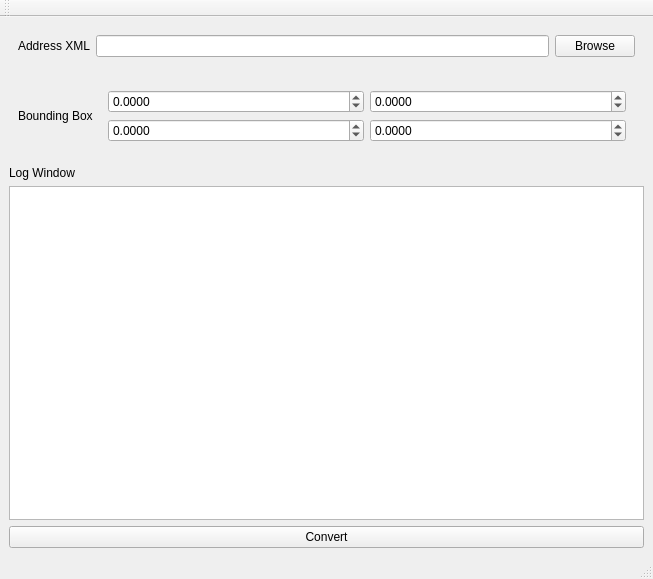
Qt form MainForm.ui (saiarcot895/osm-fulton-address) before a commit.
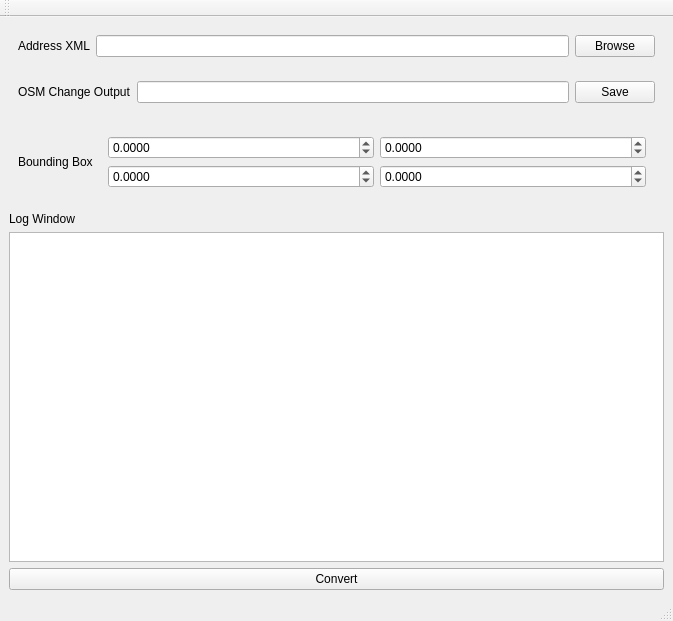
The same form after that commit.

Commit message: Implement the change file output.

The edit to the form file:
```diff
--- a/MainForm.ui
+++ b/MainForm.ui
@@ -6,8 +6,8 @@
    <rect>
     <x>0</x>
     <y>0</y>
-    <width>653</width>
-    <height>579</height>
+    <width>673</width>
+    <height>621</height>
    </rect>
   </property>
   <property name="windowTitle">
@@ -15,17 +15,17 @@
   </property>
   <widget class="QWidget" name="centralwidget">
    <layout class="QGridLayout" name="gridLayout">
-    <item row="3" column="0">
+    <item row="4" column="0">
      <widget class="QTextBrowser" name="textBrowser"/>
     </item>
-    <item row="2" column="0">
+    <item row="3" column="0">
      <widget class="QLabel" name="label_3">
       <property name="text">
        <string>Log Window</string>
       </property>
      </widget>
     </item>
-    <item row="4" column="0">
+    <item row="5" column="0">
      <widget class="QPushButton" name="pushButton_2">
       <property name="text">
        <string>Convert</string>
@@ -55,7 +55,7 @@
       </layout>
      </widget>
     </item>
-    <item row="1" column="0">
+    <item row="2" column="0">
      <widget class="QWidget" name="widget_2" native="true">
       <layout class="QHBoxLayout" name="horizontalLayout_2">
        <item>
@@ -144,6 +144,29 @@
       </layout>
      </widget>
     </item>
+    <item row="1" column="0">
+     <widget class="QWidget" name="widget_4" native="true">
+      <layout class="QHBoxLayout" name="horizontalLayout_3">
+       <item>
+        <widget class="QLabel" name="label_4">
+         <property name="text">
+          <string>OSM Change Output</string>
+         </property>
+        </widget>
+       </item>
+       <item>
+        <widget class="QLineEdit" name="lineEdit_2"/>
+       </item>
+       <item>
+        <widget class="QPushButton" name="pushButton_3">
+         <property name="text">
+          <string>Save</string>
+         </property>
+        </widget>
+       </item>
+      </layout>
+     </widget>
+    </item>
    </layout>
   </widget>
   <widget class="QMenuBar" name="menubar">
```
Left out of the diff: 2 changed lines with no effect on the pictures. The commit also changes 2 other files.
